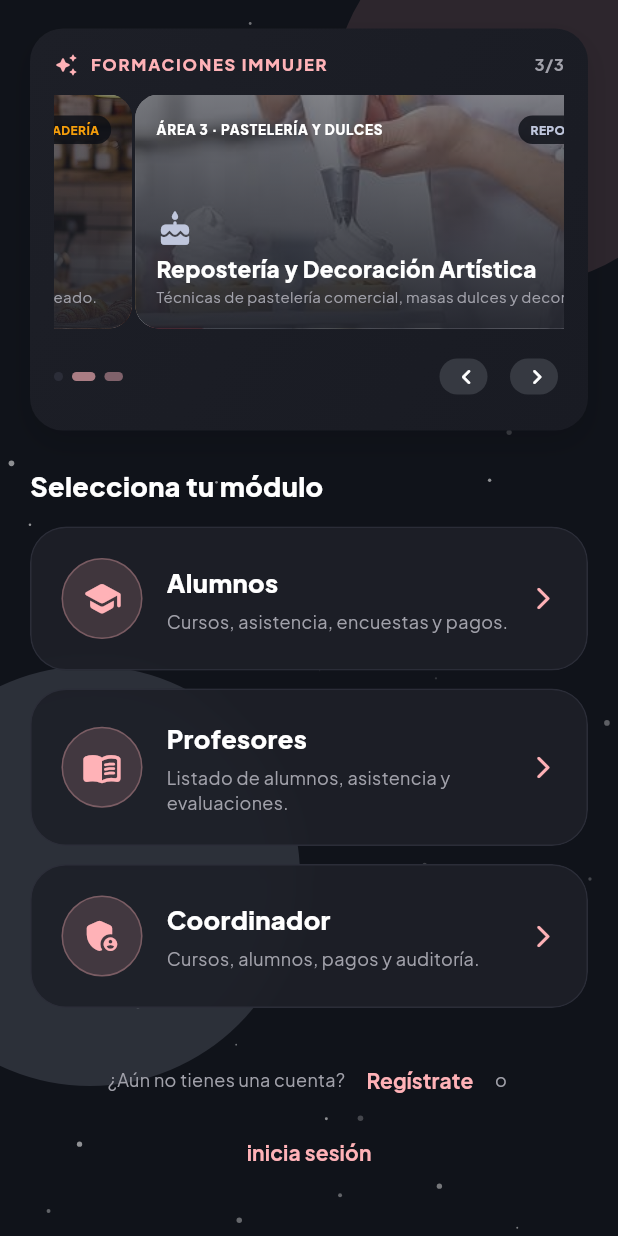
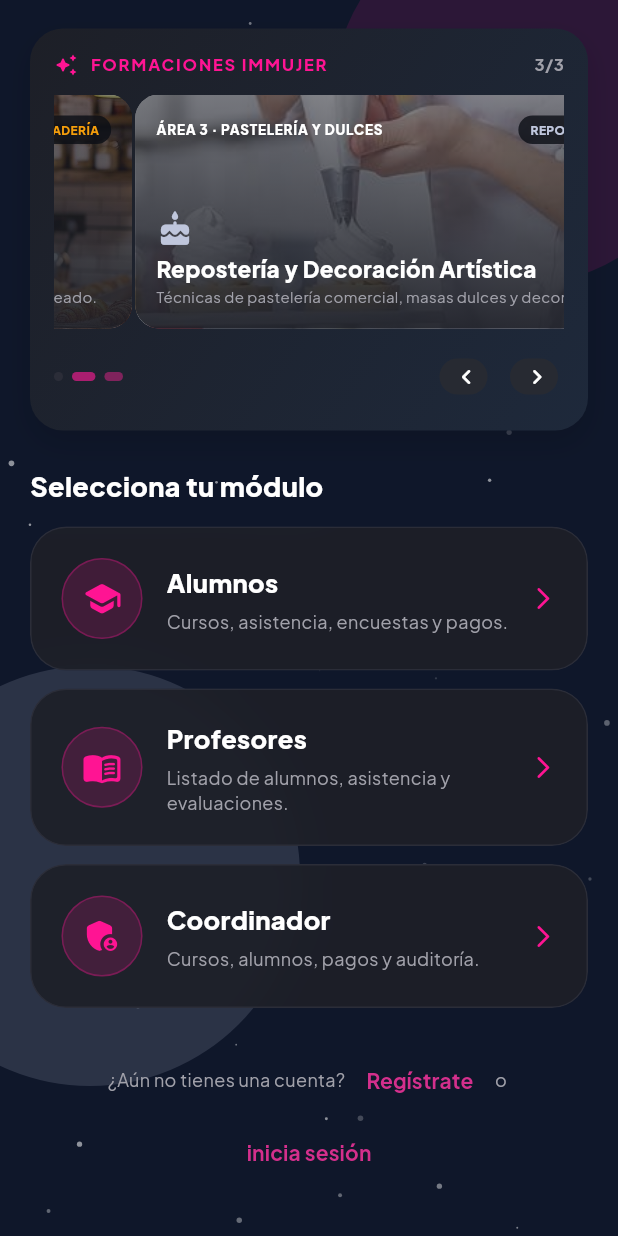
Before and after one commit to VladimirArguelles/umbral_immujer, a Flutter app: the screen it shows after launch, scrolled down 254 dp, on a phone screen of 412 x 824 dp. Run offline on Flutter 3.47's test engine with Material 3 defaults, Android fonts, the phone set to English and light mode, and no system bars; our stand-ins replace go_router, google_fonts, image_picker, material_symbols_icons, shared_preferences, supabase_flutter; accounts and stored records are empty; project files that could hold a hidden picture were left out.

Commit message:
feat: unificar la paleta de colores
Co-authored-by: Copilot <223556219+Copilot@users.noreply.github.com>

```diff
--- a/lib/features/coordinator/presentation/coordinator_dashboard_page.dart
+++ b/lib/features/coordinator/presentation/coordinator_dashboard_page.dart
@@ -188,7 +188,7 @@ class _CoordinatorDashboardPageState extends State<CoordinatorDashboardPage> {
                     Icon(
                       isDark ? Icons.light_mode_rounded : Icons.dark_mode_rounded,
                       size: 18,
-                      color: isDark ? const Color(0xFFFFD166) : AppTheme.primary,
+                      color: AppTheme.primary,
                     ),
                     const SizedBox(width: 10),
                     Text(
@@ -657,7 +657,7 @@ class _DashboardCursosTabState extends State<_DashboardCursosTab> {
                                       label: const Text('Aprobar', style: TextStyle(fontSize: 12)),
                                       style: ElevatedButton.styleFrom(
                                         backgroundColor: AppTheme.successGreen,
-                                        foregroundColor: Colors.white,
+                                        foregroundColor: AppTheme.pureWhite,
                                         padding: const EdgeInsets.symmetric(horizontal: 14, vertical: 6),
                                       ),
                                       onPressed: () async {
@@ -1832,7 +1832,7 @@ class _DashboardCursosTabState extends State<_DashboardCursosTab> {
                           ElevatedButton(
                             style: ElevatedButton.styleFrom(
                               backgroundColor: AppTheme.successGreen,
-                              foregroundColor: Colors.white,
+                              foregroundColor: AppTheme.pureWhite,
                             ),
                             onPressed: () async {
                               await widget.coordinatorRepository.updateJustificativoEstado(j.id, 'aprobado');
--- a/lib/features/profile/presentation/profile_header_actions.dart
+++ b/lib/features/profile/presentation/profile_header_actions.dart
@@ -18,7 +18,7 @@ class ThemeModeToggleButton extends StatelessWidget {
           constraints: const BoxConstraints(minWidth: 36, minHeight: 36),
           icon: Icon(
             isDark ? Icons.light_mode_rounded : Icons.dark_mode_rounded,
-            color: isDark ? const Color(0xFFFFD166) : AppTheme.primary,
+            color: AppTheme.primary,
             size: 20,
           ),
           tooltip: isDark ? 'Cambiar a modo claro' : 'Cambiar a modo nocturno',
--- a/lib/src/core/theme/app_theme.dart
+++ b/lib/src/core/theme/app_theme.dart
@@ -59,10 +59,10 @@ abstract final class AppTheme {
   static Color get dynamicSurfaceHigh => isDark ? anthraciteElevated : const Color(0xFFF1F5F9);
 
   /// Fondo de list tiles, chips y cajas secundarias
-  static Color get dynamicSurfaceBright => isDark ? const Color(0xFF363941) : const Color(0xFFF1F5F9);
+  static Color get dynamicSurfaceBright => isDark ? surfaceBright : const Color(0xFFF1F5F9);
 
   /// Fondo de badges e indicadores de progreso inactivos
-  static Color get dynamicSurfaceHighest => isDark ? const Color(0xFF32353D) : const Color(0xFFE2E8F0);
+  static Color get dynamicSurfaceHighest => isDark ? surfaceContainerHighest : const Color(0xFFE2E8F0);
 
   /// Color de texto principal (títulos, encabezados, valores)
   static Color get dynamicText => isDark ? pureWhite : const Color(0xFF1E232A);
@@ -82,18 +82,19 @@ abstract final class AppTheme {
 
   /// Gris Oscuro / Antracita: Color de contenedores, tarjetas de métricas y módulos.
   static const Color anthracite = Color(0xFF1D1F27);
-  static const Color anthraciteDark = Color(0xFF10131A);
-  static const Color anthraciteCard = Color(0xFF191B23);
+  static const Color anthraciteDark = Color(0xFF0F172A);
+  static const Color anthraciteCard = Color(0xFF1E293B);
   static const Color anthraciteElevated = Color(0xFF272A32);
 
   /// Verde Menta / Neón: Indicadores de estado positivo, gráficos de líneas,
   /// porcentajes de éxito y barras de progreso.
-  static const Color mintNeon = Color(0xFF4EDEA3);
+  static const Color mintNeon = Color(0xFF0BD984);
 
   /// Rosa Coral / Fucsia: Llamada a la acción (CTA) para botones principales,
   /// insignias de alerta y notificaciones.
-  static const Color coralFuchsia = Color(0xFFFF516A);
-  static const Color coralFuchsiaSoft = Color(0xFFFFB2B7);
+  static const Color coralFuchsia = Color(0xFFFF1493);
+  static const Color coralFuchsiaSoft = Color(0xFFD42F8C);
+  static const Color primaryGlow = Color(0x59FF1493);
 
   /// Blanco Puro: Tipografías principales de títulos, valores numéricos y textos destacados.
   static const Color pureWhite = Color(0xFFFFFFFF);
@@ -108,27 +109,28 @@ abstract final class AppTheme {
   static const Color background = anthraciteDark;
   static const Color surface = anthraciteDark;
   static const Color surfaceDim = anthraciteDark;
-  static const Color surfaceBright = Color(0xFF363941);
+  static const Color surfaceBright = anthraciteElevated;
   static const Color surfaceContainerLowest = Color(0xFF0B0E15);
   static const Color surfaceContainerLow = anthraciteCard;
   static const Color surfaceContainer = anthracite;
   static const Color surfaceContainerHigh = anthraciteElevated;
-  static const Color surfaceContainerHighest = Color(0xFF32353D);
+  static const Color surfaceContainerHighest = anthraciteElevated;
   static const Color onSurface = pureWhite;
   static const Color onSurfaceVariant = mutedGray;
   static const Color outline = Color(0xFF3F424E);
   static const Color outlineVariant = Color(0xFF2B2D38);
+  static const Color activeOutline = Color(0xFF334155);
   /// Botones principales, acentos y llamadas a la acción (Rosa Coral / Fucsia)
-  static const Color primary = coralFuchsiaSoft;
-  static const Color onPrimary = Color(0xFF67001B);
-  static const Color primaryContainer = coralFuchsia;
-  static const Color onPrimaryContainer = Color(0xFF5B0017);
-  static const Color primaryFixed = Color(0xFFFFDADB);
+  static const Color primary = coralFuchsia;
+  static const Color onPrimary = Color(0xFF0F172A);
+  static const Color primaryContainer = coralFuchsiaSoft;
+  static const Color onPrimaryContainer = Color(0xFF0F172A);
+  static const Color primaryFixed = coralFuchsia;
   static const Color primaryFixedDim = coralFuchsiaSoft;
-  static const Color onPrimaryFixed = Color(0xFF40000D);
-  static const Color onPrimaryFixedVariant = Color(0xFF92002A);
+  static const Color onPrimaryFixed = Color(0xFF0F172A);
+  static const Color onPrimaryFixedVariant = Color(0xFF0F172A);
   static const Color primaryDark = primary;
-  static const Color inversePrimary = Color(0xFFBC0B3B);
+  static const Color inversePrimary = Color(0xFFE11D48);
 
   static const Color secondary = Color(0xFFBFC6DC);
   static const Color onSecondary = Color(0xFF283041);
@@ -142,14 +144,15 @@ abstract final class AppTheme {
   /// Indicadores de estado positivo, gráficos, porcentajes de éxito y barras de progreso (Verde Menta / Neón)
   static const Color tertiary = mintNeon;
   static const Color onTertiary = Color(0xFF003824);
-  static const Color tertiaryContainer = Color(0xFF00A572);
+  static const Color tertiaryContainer = Color(0xFF10B981);
+  static const Color successGreenVariant = Color(0xFF00A572);
   static const Color onTertiaryContainer = Color(0xFF00311F);
   static const Color tertiaryFixed = Color(0xFF6FFBBE);
   static const Color tertiaryFixedDim = mintNeon;
   static const Color onTertiaryFixed = Color(0xFF002113);
   static const Color onTertiaryFixedVariant = Color(0xFF005236);
-  static const Color errorRed = Color(0xFFFFB4AB);
-  static const Color onError = Color(0xFF690005);
+  static const Color errorRed = Color(0xFFDC2626);
+  static const Color onError = pureWhite;
   static const Color errorContainer = Color(0xFF93000A);
   static const Color onErrorContainer = Color(0xFFFFDAD6);
   static const Color warningOrange = Color(0xFFF59E0B);
@@ -300,7 +303,7 @@ abstract final class AppTheme {
       outlinedButtonTheme: OutlinedButtonThemeData(
         style: OutlinedButton.styleFrom(
           foregroundColor: primary,
-          side: const BorderSide(color: outline, width: 1),
+          side: const BorderSide(color: activeOutline, width: 1),
           padding: const EdgeInsets.symmetric(horizontal: 18, vertical: 12),
           shape: RoundedRectangleBorder(
             borderRadius: BorderRadius.circular(12),
@@ -326,7 +329,7 @@ abstract final class AppTheme {
         ),
         focusedBorder: OutlineInputBorder(
           borderRadius: BorderRadius.circular(12),
-          borderSide: const BorderSide(color: primary, width: 2),
+          borderSide: const BorderSide(color: activeOutline, width: 2),
         ),
         errorBorder: OutlineInputBorder(
           borderRadius: BorderRadius.circular(12),
@@ -367,7 +370,7 @@ abstract final class AppTheme {
     const lightOnSurface = Color(0xFF1E232A);
     const lightOnSurfaceVariant = Color(0xFF64748B);
     const lightOutline = Color(0xFFE2E8F0);
-    const lightPrimary = Color(0xFFE11D48);
+    const lightPrimary = coralFuchsia;
 
     final baseTextTheme = GoogleFonts.plusJakartaSansTextTheme(
       ThemeData.light().textTheme,
@@ -435,17 +438,17 @@ abstract final class AppTheme {
         brightness: Brightness.light,
         primary: lightPrimary,
         onPrimary: Colors.white,
-        primaryContainer: Color(0xFFFFE4E6),
-        onPrimaryContainer: Color(0xFF9F1239),
+        primaryContainer: coralFuchsiaSoft,
+        onPrimaryContainer: Color(0xFF0F172A),
         secondary: Color(0xFF475569),
         onSecondary: Colors.white,
         secondaryContainer: Color(0xFFE2E8F0),
         onSecondaryContainer: Color(0xFF1E293B),
-        tertiary: Color(0xFF059669),
+        tertiary: mintNeon,
         onTertiary: Colors.white,
-        tertiaryContainer: Color(0xFFD1FAE5),
+        tertiaryContainer: Color(0xFF10B981),
         onTertiaryContainer: Color(0xFF065F46),
-        error: Color(0xFFDC2626),
+        error: errorRed,
         onError: Colors.white,
         surface: lightSurface,
         surfaceDim: Color(0xFFEDEFEF),
@@ -458,7 +461,7 @@ abstract final class AppTheme {
         onSurface: lightOnSurface,
         onSurfaceVariant: lightOnSurfaceVariant,
         outline: lightOutline,
-        outlineVariant: Color(0xFFCBD5E1),
+        outlineVariant: activeOutline,
       ),
       scaffoldBackgroundColor: lightBackground,
       textTheme: textTheme,
@@ -516,7 +519,7 @@ abstract final class AppTheme {
         ),
         focusedBorder: OutlineInputBorder(
           borderRadius: BorderRadius.circular(12),
-          borderSide: const BorderSide(color: lightPrimary, width: 2),
+          borderSide: const BorderSide(color: activeOutline, width: 2),
         ),
       ),
       cardTheme: CardThemeData(
--- a/lib/src/features/auth/presentation/auth_form_styles.dart
+++ b/lib/src/features/auth/presentation/auth_form_styles.dart
@@ -4,8 +4,8 @@ import 'package:umbral_immujer/src/core/theme/app_theme.dart';
 abstract final class AuthFormStyles {
   static const background = AppTheme.background;
   static const panel = AppTheme.surfaceContainerLow;
-  static const neonAccent = AppTheme.primaryContainer;
-  static const softAccent = AppTheme.primary;
+  static const neonAccent = AppTheme.primary;
+  static const softAccent = AppTheme.primaryContainer;
 
   static InputDecoration inputDecoration({
     required String hintText,
@@ -14,7 +14,7 @@ abstract final class AuthFormStyles {
   }) {
     final border = OutlineInputBorder(
       borderRadius: BorderRadius.circular(10),
-      borderSide: const BorderSide(color: softAccent),
+      borderSide: const BorderSide(color: AppTheme.outlineVariant),
     );
 
     return InputDecoration(
@@ -29,7 +29,7 @@ abstract final class AuthFormStyles {
       border: border,
       enabledBorder: border,
       focusedBorder: border.copyWith(
-        borderSide: const BorderSide(color: neonAccent, width: 2),
+        borderSide: const BorderSide(color: AppTheme.activeOutline, width: 2),
       ),
       errorBorder: border.copyWith(
         borderSide: const BorderSide(color: AppTheme.errorRed),
```
Also changed, not shown: lib/features/profile/presentation/profile_modal.dart (+5 -5 lines), lib/features/student/presentation/student_dashboard_page.dart (+7 -7 lines), lib/features/superadmin/presentation/configuracion_general_screen.dart (+23 -21 lines), lib/features/superadmin/presentation/super_admin_dashboard.dart (+7 -7 lines), lib/features/teacher/presentation/teacher_dashboard_page.dart (+6 -6 lines), 4 other files.
